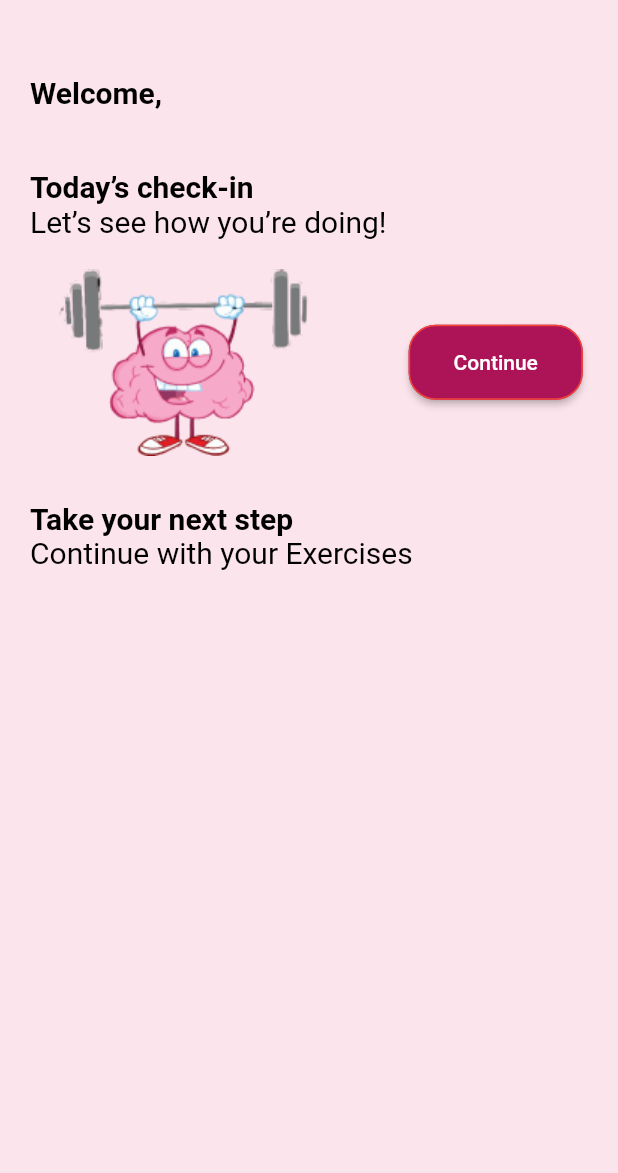
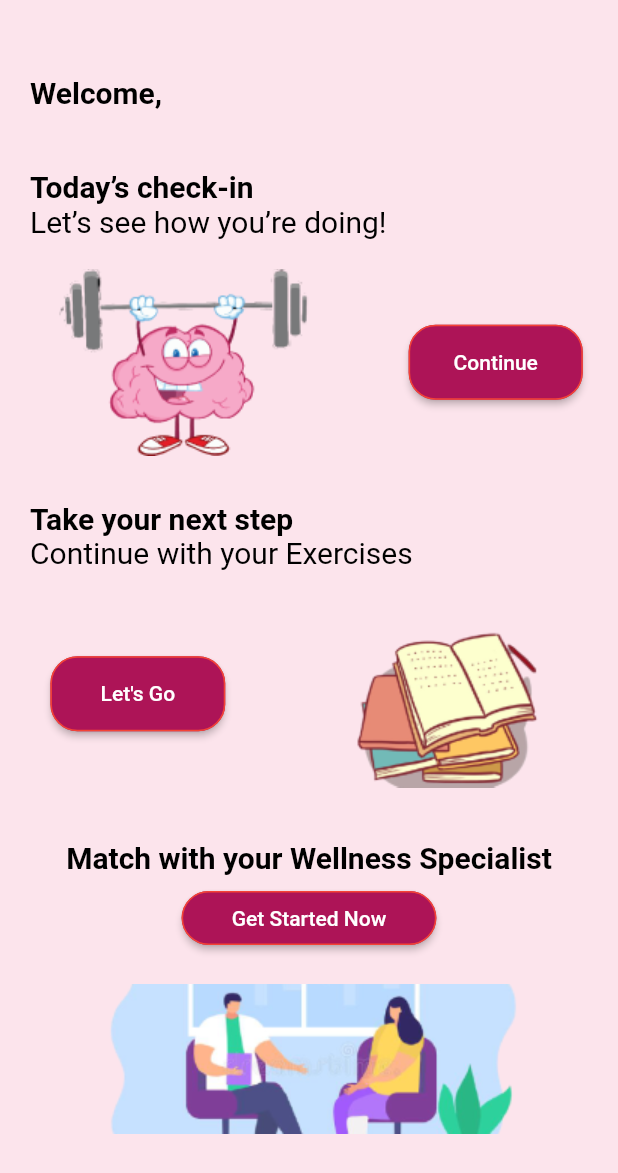
Before and after one commit to mulesiddhi/Mentology, a Flutter app: the Home screen opened directly, on a phone screen of 412 x 824 dp. Shown: the top 1173 px of the screen. Run offline on Flutter 3.47's test engine with Material 2 defaults, Android fonts, the light colour scheme and no system bars.

Commit message:
home pageUI

```diff
--- a/lib/home.dart
+++ b/lib/home.dart
@@ -104,6 +104,85 @@ class Home extends StatelessWidget {
                 ],
               ),
             ),
+            Container(
+              child: Row(
+                mainAxisAlignment: MainAxisAlignment.spaceAround,
+                crossAxisAlignment: CrossAxisAlignment.center,
+                children: [
+                  Container(
+                      margin: EdgeInsets.all(5),
+                      height: 50,
+                      child: ElevatedButton(
+                        style: ButtonStyle(
+                          shape:
+                              MaterialStateProperty.all<RoundedRectangleBorder>(
+                                  RoundedRectangleBorder(
+                                      borderRadius: BorderRadius.circular(18.0),
+                                      side: BorderSide(color: Colors.red))),
+                          backgroundColor: MaterialStateProperty.all<Color>(
+                              Colors.pink[800]!),
+                        ),
+                        onPressed: () {
+                          Navigator.push(
+                            context,
+                            MaterialPageRoute(builder: (context) => SignUp()),
+                          );
+                        },
+                        child: Text("     Let's Go     "),
+                      )),
+                  Container(
+                    // margin:
+                    //     EdgeInsets.only(left: 00, top: 0, right: 0, bottom: 0),
+                    child: Image.asset('assets/images/tree.png'),
+                  ),
+                ],
+              ),
+            ),
+            Container(
+              margin: EdgeInsets.only(left: 00, top: 30, right: 0, bottom: 20),
+              child: Column(
+                mainAxisAlignment: MainAxisAlignment.center,
+                crossAxisAlignment: CrossAxisAlignment.center,
+                children: [
+                  Container(
+                      padding: EdgeInsets.all(5),
+                      child: Center(
+                          child: Text("Match with your Wellness Specialist",
+                              textAlign: TextAlign.center,
+                              style: TextStyle(
+                                fontSize: 20.0,
+                                fontWeight: FontWeight.bold,
+                                color: Colors.black,
+                              )))),
+                  Container(
+                      margin: EdgeInsets.all(0),
+                      // height: 50,
+                      child: ElevatedButton(
+                        style: ButtonStyle(
+                          shape:
+                              MaterialStateProperty.all<RoundedRectangleBorder>(
+                                  RoundedRectangleBorder(
+                                      borderRadius: BorderRadius.circular(18.0),
+                                      side: BorderSide(color: Colors.red))),
+                          backgroundColor: MaterialStateProperty.all<Color>(
+                              Colors.pink[800]!),
+                        ),
+                        onPressed: () {
+                          Navigator.push(
+                            context,
+                            MaterialPageRoute(builder: (context) => SignUp()),
+                          );
+                        },
+                        child: Text("     Get Started Now     "),
+                      )),
+                ],
+              ),
+            ),
+            Container(
+              // padding: EdgeInsets.all(10),
+              // margin: EdgeInsets.all(5),
+              child: Center(child: Image.asset('assets/images/therapy.png')),
+            ),
           ],
         ));
   }
```
Also changed, not shown: assets/images/therapy.png (added).
